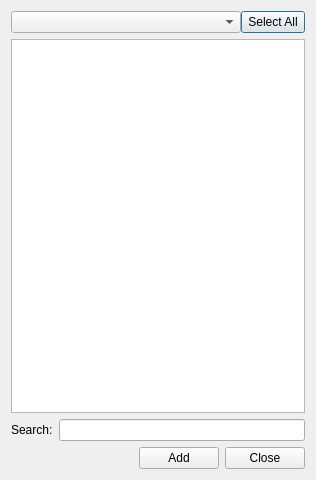
Qt form tracking/atlasdialog.ui (frankyeh/DSI-Studio) before a commit.
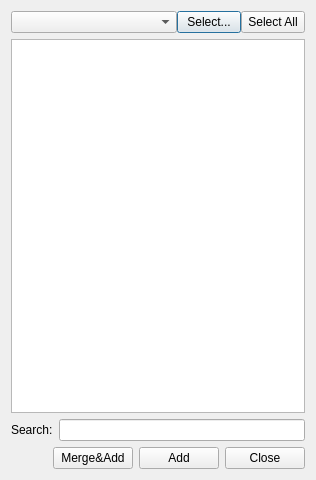
The same form after that commit. Custom widgets are drawn as their Qt base class.

Diff of the .ui file:
```diff
--- a/tracking/atlasdialog.ui
+++ b/tracking/atlasdialog.ui
@@ -28,6 +28,19 @@
      <item>
       <widget class="QComboBox" name="atlasListBox"/>
      </item>
+     <item>
+      <widget class="QPushButton" name="select">
+       <property name="maximumSize">
+        <size>
+         <width>64</width>
+         <height>16777215</height>
+        </size>
+       </property>
+       <property name="text">
+        <string>Select...</string>
+       </property>
+      </widget>
+     </item>
      <item>
       <widget class="QPushButton" name="add_all_regions">
        <property name="maximumSize">
@@ -89,6 +102,13 @@
        </property>
       </spacer>
      </item>
+     <item>
+      <widget class="QPushButton" name="merge_and_add">
+       <property name="text">
+        <string>Merge&amp;&amp;Add</string>
+       </property>
+      </widget>
+     </item>
      <item>
       <widget class="QPushButton" name="add_atlas">
        <property name="text">
```
